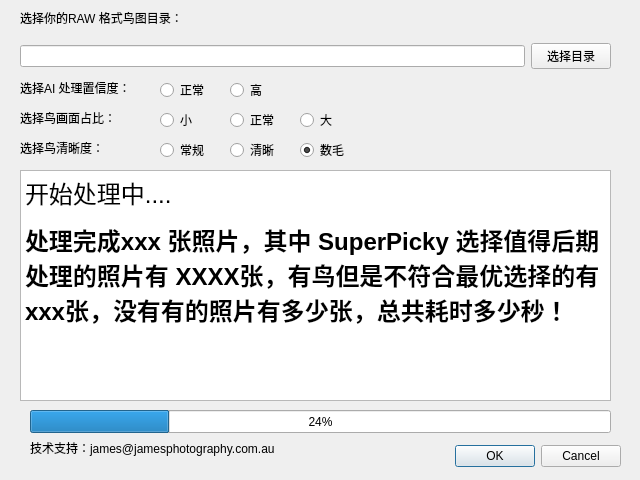
First picture: the form in Main.ui, repository jamesphotography/SuperPicky, before the edit.
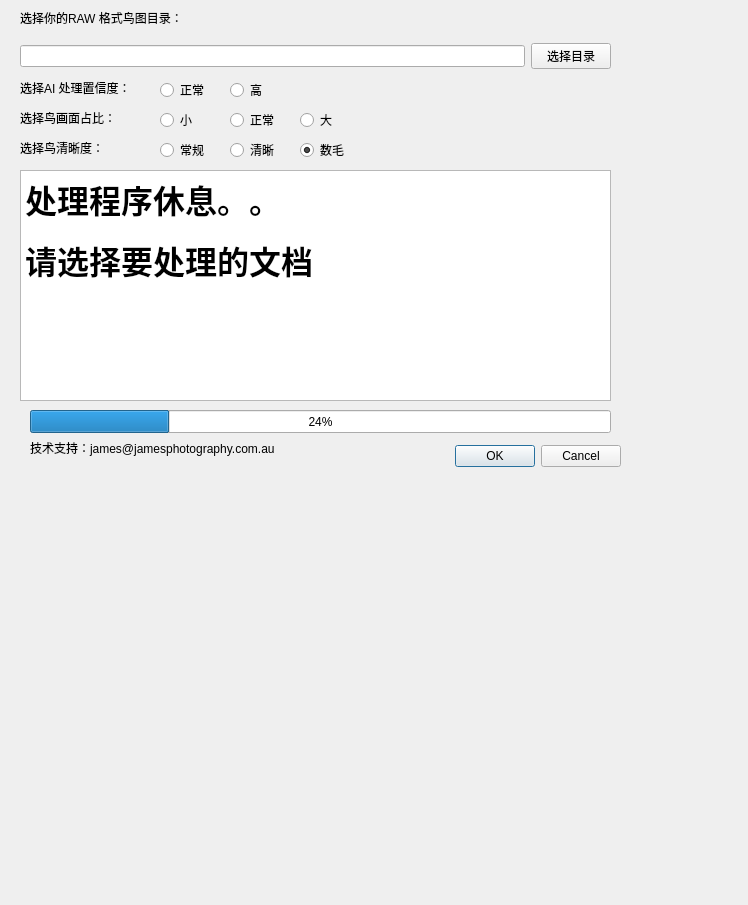
Second picture: the form after the edit.

Diff of the .ui file:
```diff
--- a/Main.ui
+++ b/Main.ui
@@ -6,8 +6,8 @@
    <rect>
     <x>0</x>
     <y>0</y>
-    <width>640</width>
-    <height>480</height>
+    <width>748</width>
+    <height>905</height>
    </rect>
   </property>
   <property name="windowTitle">
@@ -72,8 +72,8 @@
 li.unchecked::marker { content: &quot;\2610&quot;; }
 li.checked::marker { content: &quot;\2612&quot;; }
 &lt;/style&gt;&lt;/head&gt;&lt;body style=&quot; font-family:'.AppleSystemUIFont'; font-size:13pt; font-weight:400; font-style:normal;&quot;&gt;
-&lt;p style=&quot; margin-top:12px; margin-bottom:12px; margin-left:0px; margin-right:0px; -qt-block-indent:0; text-indent:0px;&quot;&gt;&lt;span style=&quot; font-size:18pt;&quot;&gt;开始处理中....&lt;/span&gt;&lt;/p&gt;
-&lt;p style=&quot; margin-top:12px; margin-bottom:12px; margin-left:0px; margin-right:0px; -qt-block-indent:0; text-indent:0px;&quot;&gt;&lt;span style=&quot; font-size:18pt; font-weight:700;&quot;&gt;处理完成xxx 张照片，其中 SuperPicky 选择值得后期处理的照片有 XXXX张，有鸟但是不符合最优选择的有 xxx张，没有有的照片有多少张，总共耗时多少秒！&lt;/span&gt;&lt;/p&gt;&lt;/body&gt;&lt;/html&gt;</string>
+&lt;p style=&quot; margin-top:12px; margin-bottom:12px; margin-left:0px; margin-right:0px; -qt-block-indent:0; text-indent:0px;&quot;&gt;&lt;span style=&quot; font-size:24pt; font-weight:700;&quot;&gt;处理程序休息。。&lt;/span&gt;&lt;/p&gt;
+&lt;p style=&quot; margin-top:0px; margin-bottom:0px; margin-left:0px; margin-right:0px; -qt-block-indent:0; text-indent:0px;&quot;&gt;&lt;span style=&quot; font-size:24pt; font-weight:700;&quot;&gt;请选择要处理的文档&lt;/span&gt;&lt;/p&gt;&lt;/body&gt;&lt;/html&gt;</string>
    </property>
   </widget>
   <widget class="QLabel" name="label_AI_confidence">
```
